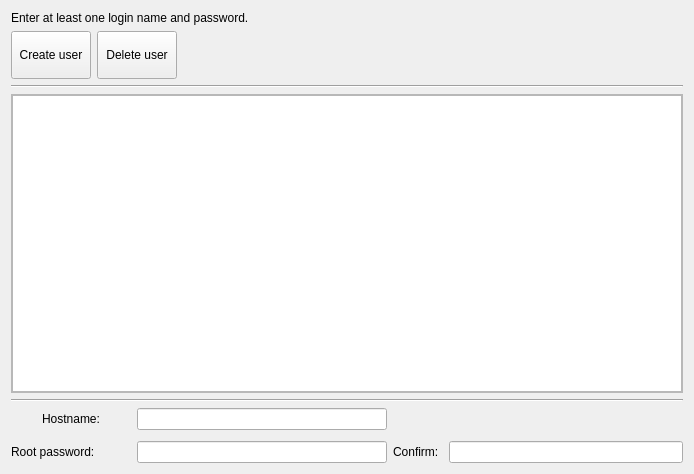
The window that src/modules/users/usercreation.ui (calamares/calamares) describes before a commit, drawn with Qt 5.
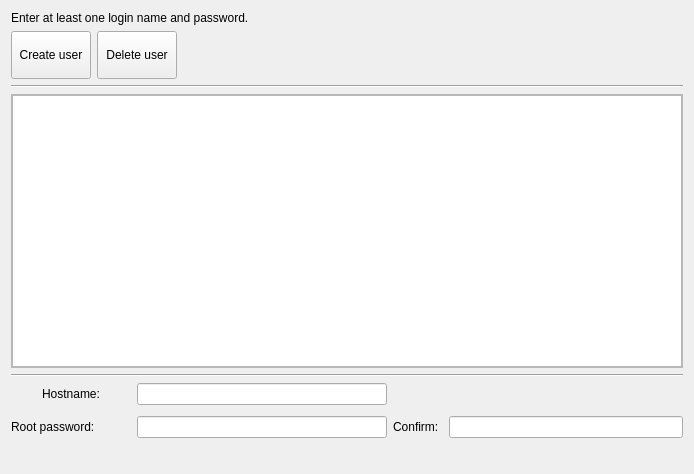
The same window after the commit.

Commit message:
Root pw validated and readiness checks.
Now "Next" is only enabled when it should: the root
password exists and is valid, the hostname is valid,
and there is at least one user.

```diff
--- a/src/modules/users/usercreation.ui
+++ b/src/modules/users/usercreation.ui
@@ -109,7 +109,7 @@
         <x>0</x>
         <y>0</y>
         <width>678</width>
-        <height>277</height>
+        <height>248</height>
        </rect>
       </property>
       <property name="sizePolicy">
@@ -248,6 +248,45 @@
        </property>
       </widget>
      </item>
+     <item row="1" column="4">
+      <widget class="QLabel" name="labelHostname">
+       <property name="minimumSize">
+        <size>
+         <width>50</width>
+         <height>0</height>
+        </size>
+       </property>
+       <property name="maximumSize">
+        <size>
+         <width>50</width>
+         <height>16777215</height>
+        </size>
+       </property>
+       <property name="text">
+        <string/>
+       </property>
+      </widget>
+     </item>
+     <item row="3" column="2">
+      <widget class="QLabel" name="labelRootPwIcon">
+       <property name="maximumSize">
+        <size>
+         <width>50</width>
+         <height>16777215</height>
+        </size>
+       </property>
+       <property name="text">
+        <string/>
+       </property>
+      </widget>
+     </item>
+     <item row="3" column="3">
+      <widget class="QLabel" name="labelRootPwError">
+       <property name="text">
+        <string/>
+       </property>
+      </widget>
+     </item>
     </layout>
    </item>
   </layout>
```
Left out of the diff: 45 changed lines with no effect on the pictures. The commit also changes 3 other files.
